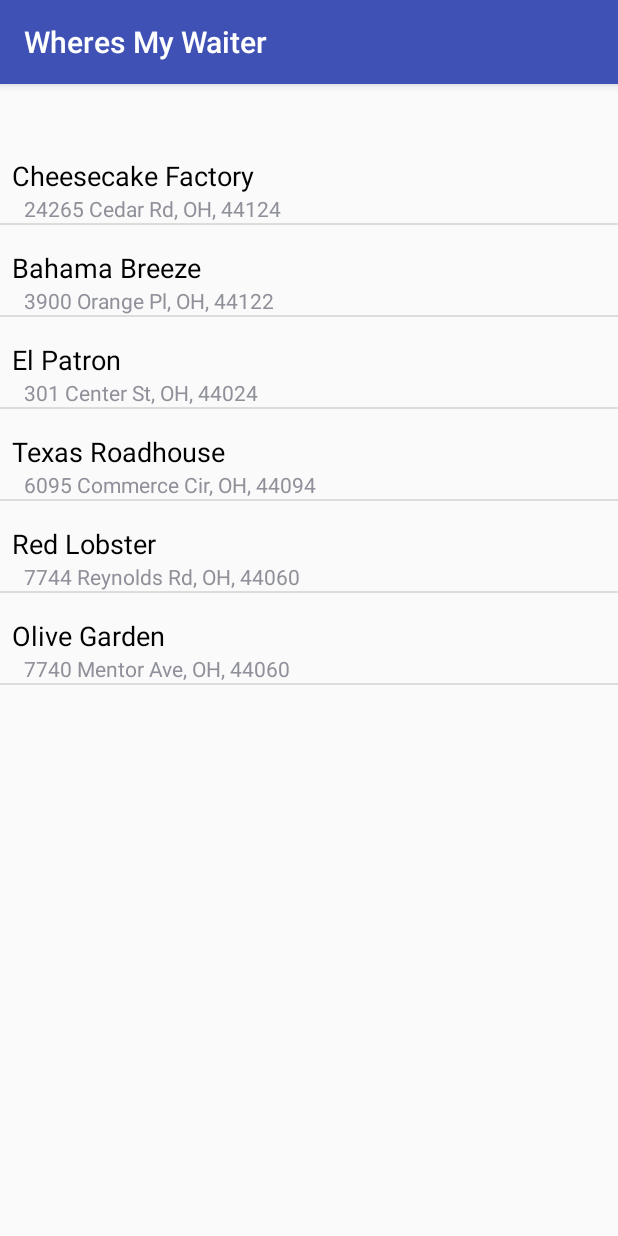
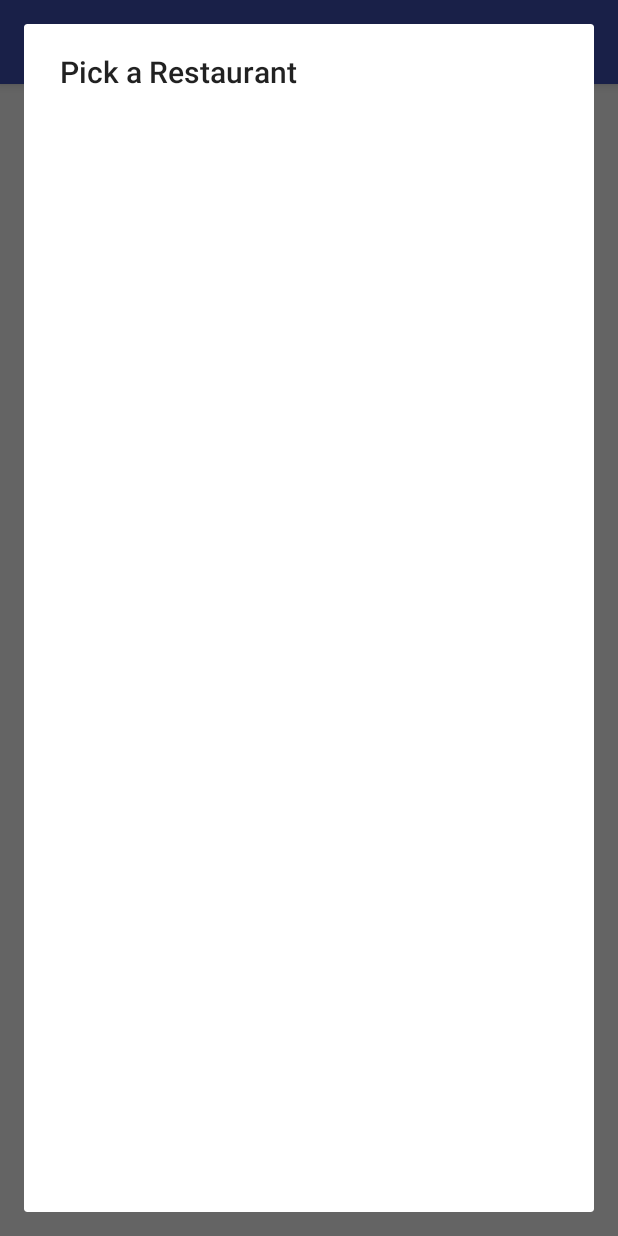
Before and after one commit to Nihilius/WheresMyWaiter, an Android app: the screen it shows after launch (CustomerActivity before the commit, MainActivity after it), after a tap on "FOR CUSTOMER", on a phone screen of 412 x 824 dp. Run offline under Robolectric (Android 15) with nearby library versions, the phone set to English and light mode, and no system bars; our stand-ins replace Firebase (no records; nobody signed in at launch, a user with empty details on screens opened directly).

Commit message:
Added a RestaurantList class and a dialog selection screen for restaurants

```diff
--- a/app/src/main/java/com/db/bv/bignerdranch/android/wheresmywaiter/CustomerActivity.java
+++ b/app/src/main/java/com/db/bv/bignerdranch/android/wheresmywaiter/CustomerActivity.java
@@ -35,12 +35,12 @@ public class CustomerActivity extends AppCompatActivity {
     private List<Restaraunt> initializeRestarauntList(){
         List<Restaraunt> restaraunts = new ArrayList<>();
 
-        restaraunts.add(new Restaraunt("Cheesecake Factory","24265 Cedar Rd","44124","OH"));
-        restaraunts.add(new Restaraunt("Bahama Breeze","3900 Orange Pl","44122","OH"));
-        restaraunts.add(new Restaraunt("El Patron","301 Center St","44024","OH"));
-        restaraunts.add(new Restaraunt("Texas Roadhouse","6095 Commerce Cir","44094","OH"));
-        restaraunts.add(new Restaraunt("Red Lobster","7744 Reynolds Rd","44060","OH"));
-        restaraunts.add(new Restaraunt("Olive Garden","7740 Mentor Ave","44060","OH"));
+//        restaraunts.add(new Restaraunt("Cheesecake Factory","24265 Cedar Rd","44124","OH"));
+//        restaraunts.add(new Restaraunt("Bahama Breeze","3900 Orange Pl","44122","OH"));
+//        restaraunts.add(new Restaraunt("El Patron","301 Center St","44024","OH"));
+//        restaraunts.add(new Restaraunt("Texas Roadhouse","6095 Commerce Cir","44094","OH"));
+//        restaraunts.add(new Restaraunt("Red Lobster","7744 Reynolds Rd","44060","OH"));
+//        restaraunts.add(new Restaraunt("Olive Garden","7740 Mentor Ave","44060","OH"));
 
         return restaraunts;
     }
--- a/app/src/main/java/com/db/bv/bignerdranch/android/wheresmywaiter/MainActivity.java
+++ b/app/src/main/java/com/db/bv/bignerdranch/android/wheresmywaiter/MainActivity.java
@@ -1,20 +1,38 @@
 package com.db.bv.bignerdranch.android.wheresmywaiter;
 
 import android.content.Intent;
+import android.support.v7.app.AlertDialog;
 import android.support.v7.app.AppCompatActivity;
 import android.os.Bundle;
+import android.view.LayoutInflater;
 import android.view.View;
 import android.widget.Button;
+import android.widget.ListView;
+
+import com.google.firebase.database.DataSnapshot;
+import com.google.firebase.database.DatabaseError;
+import com.google.firebase.database.DatabaseReference;
+import com.google.firebase.database.FirebaseDatabase;
+import com.google.firebase.database.ValueEventListener;
+
+import java.util.ArrayList;
+import java.util.List;
 
 public class MainActivity extends AppCompatActivity {
 
     Button employeeButton, customerButton;
+    private List<Restaraunt> mRestarauntList = new ArrayList<>();
+    private List<Restaraunt> mRestaraunts;
+    DatabaseReference databaseRestaraunt;
+
 
     @Override
     protected void onCreate(Bundle savedInstanceState) {
         super.onCreate(savedInstanceState);
         setContentView(R.layout.activity_main);
 
+        mRestaraunts = new ArrayList<>();
+        databaseRestaraunt = FirebaseDatabase.getInstance().getReference("Restaraunt");
         employeeButton = (Button) findViewById(R.id.employee_button);
         customerButton = (Button) findViewById(R.id.customer_button);
 
@@ -24,14 +42,16 @@ public class MainActivity extends AppCompatActivity {
         employeeButton.setOnClickListener(new View.OnClickListener() {
             @Override
             public void onClick(View v) {
-                startActivity(new Intent(MainActivity.this, LoginEmployeeActivity.class));
+                showRestaurantListDialog();
+               // startActivity(new Intent(MainActivity.this, LoginEmployeeActivity.class));
             }
         });
 
         customerButton.setOnClickListener(new View.OnClickListener() {
             @Override
             public void onClick(View v) {
-                startActivity(new Intent(MainActivity.this, CustomerActivity.class));
+                showRestaurantListDialog();
+                // startActivity(new Intent(MainActivity.this, CustomerActivity.class));
             }
         });
 
@@ -42,6 +62,93 @@ public class MainActivity extends AppCompatActivity {
 
 
 
+    private void showRestaurantListDialog() {
+
+
+        AlertDialog.Builder dialogBuilder = new AlertDialog.Builder(this);
+        LayoutInflater inflater = getLayoutInflater();
+        final View dialogView = inflater.inflate(R.layout.pick_restaurant_dialog, null);
+        dialogBuilder.setView(dialogView);
+        final ListView restarauntListView = (ListView)dialogView.findViewById(R.id.restarauntsListView);
+
+        //mRestarauntList = initializeRestarauntList();
+       final RestarauntAdapter customAdapter = new RestarauntAdapter(getApplicationContext(),mRestarauntList);
+       // restarauntListView.setAdapter(customAdapter);
+
+
+            //attaching value event listener
+        databaseRestaraunt.addValueEventListener(new ValueEventListener() {
+
+                @Override
+                public void onDataChange(DataSnapshot dataSnapshot) {
+
+                    //clearing the previous restaraunt list
+                    mRestaraunts.clear();
+
+                    //iterating through all the nodes
+                    for (DataSnapshot postSnapshot : dataSnapshot.getChildren()) {
+                        //getting artist
+                        Restaraunt restaraunt = postSnapshot.getValue(Restaraunt.class);
+                        //adding artist to the list
+                        mRestaraunts.add(restaraunt);
+                    }
+
+                    //creating adapter
+                    RestaurantList restaraunt = new RestaurantList(MainActivity.this, mRestaraunts);
+                    //attaching adapter to the listview
+                    restarauntListView.setAdapter(restaraunt);
+                }
+
+                @Override
+                public void onCancelled(DatabaseError databaseError) {
+
+                }
+            });
+
+
+
+        dialogBuilder.setTitle("Pick a Restaurant");
+        final AlertDialog b = dialogBuilder.create();
+        b.show();
+
+    }
+
+
+
+
+
+
+
+
+
+
+    private List<Restaraunt> initializeRestarauntList(){
+        List<Restaraunt> restaraunts = new ArrayList<>();
+
+//        restaraunts.add(new Restaraunt("Cheesecake Factory","24265 Cedar Rd","44124","OH"));
+//        restaraunts.add(new Restaraunt("Bahama Breeze","3900 Orange Pl","44122","OH"));
+//        restaraunts.add(new Restaraunt("El Patron","301 Center St","44024","OH"));
+//        restaraunts.add(new Restaraunt("Texas Roadhouse","6095 Commerce Cir","44094","OH"));
+//        restaraunts.add(new Restaraunt("Red Lobster","7744 Reynolds Rd","44060","OH"));
+//        restaraunts.add(new Restaraunt("Olive Garden","7740 Mentor Ave","44060","OH"));
+
+
+
+        return restaraunts;
+    }
+
+
+
+
+
+
+
+
+
+
+
+
+
 
 
 
--- a/app/src/main/java/com/db/bv/bignerdranch/android/wheresmywaiter/RestarauntAdapter.java
+++ b/app/src/main/java/com/db/bv/bignerdranch/android/wheresmywaiter/RestarauntAdapter.java
@@ -45,7 +45,7 @@ public class RestarauntAdapter extends BaseAdapter {
         name.setText(restaraunt.getName());
         TextView info = (TextView) view.findViewById(R.id.restaraunt_info);
         info.setText(restaraunt.getAddress() + ", " + restaraunt.getState()
-                        + ", " + restaraunt.getZipCode());
+                        + ", " + restaraunt.getZip());
         return view;
     }
 }
--- /dev/null
+++ b/app/src/main/java/com/db/bv/bignerdranch/android/wheresmywaiter/RestaurantList.java
@@ -0,0 +1,50 @@
+package com.db.bv.bignerdranch.android.wheresmywaiter;
+
+import android.app.Activity;
+import android.content.Context;
+import android.text.Layout;
+import android.view.LayoutInflater;
+import android.view.View;
+import android.view.ViewGroup;
+import android.widget.ArrayAdapter;
+import android.widget.TextView;
+
+import java.util.List;
+
+/**
+ * Created by Owner on 4/29/2018.
+ */
+
+
+
+public class RestaurantList extends ArrayAdapter<Restaraunt> {
+    private Activity context;
+    List<Restaraunt> restaraunts;
+
+
+    public RestaurantList(Activity context, List<Restaraunt> restarauntList) {
+        super(context, R.layout.layout_restaraunt_list, restarauntList);
+
+        this.context = context;
+        this.restaraunts = restarauntList;
+
+    }
+    @Override
+    public View getView(int position, View convertView, ViewGroup parent) {
+        LayoutInflater inflater = context.getLayoutInflater();
+        View listViewItem = inflater.inflate(R.layout.layout_restaraunt_list, null, true);
+
+        TextView textViewName = (TextView) listViewItem.findViewById(R.id.textViewName);
+
+        TextView textViewAddress = (TextView) listViewItem.findViewById(R.id.textViewAddress);
+
+        TextView textViewLocation = (TextView) listViewItem.findViewById(R.id.textViewLocation);
+
+        Restaraunt restaraunt = restaraunts.get(position);
+        textViewName.setText(restaraunt.getName());
+        textViewAddress.setText(restaraunt.getAddress() + ", " + restaraunt.getZip());
+        textViewLocation.setText(restaraunt.getState());
+
+        return listViewItem;
+    }
+}
--- /dev/null
+++ b/app/src/main/res/layout/pick_restaurant_dialog.xml
@@ -0,0 +1,27 @@
+<?xml version="1.0" encoding="utf-8"?>
+<RelativeLayout xmlns:android="http://schemas.android.com/apk/res/android"
+    xmlns:app="http://schemas.android.com/apk/res-auto"
+    xmlns:tools="http://schemas.android.com/tools"
+    android:layout_width="match_parent"
+    android:layout_height="match_parent"
+    tools:context="com.db.bv.bignerdranch.android.wheresmywaiter.MainActivity">
+
+    <TextView
+        android:id="@+id/welcomeText"
+        android:layout_marginLeft="8dp"
+        android:layout_marginRight="8dp"
+        android:layout_marginTop="8dp"
+        android:layout_width="wrap_content"
+        android:layout_height="wrap_content"
+        android:text=""
+        android:textColor="@android:color/black"
+        android:layout_alignParentTop="true"
+        android:textSize="18sp"
+        />
+
+    <ListView
+        android:id="@+id/restarauntsListView"
+        android:layout_width="match_parent"
+        android:layout_height="match_parent"
+        android:layout_below="@id/welcomeText"/>
+</RelativeLayout>
```
Also changed, not shown: app/src/main/java/com/db/bv/bignerdranch/android/wheresmywaiter/Restaraunt.java (+15 -7 lines), app/src/main/res/layout/layout_restaraunt_list.xml (added, +26 -0 lines).
